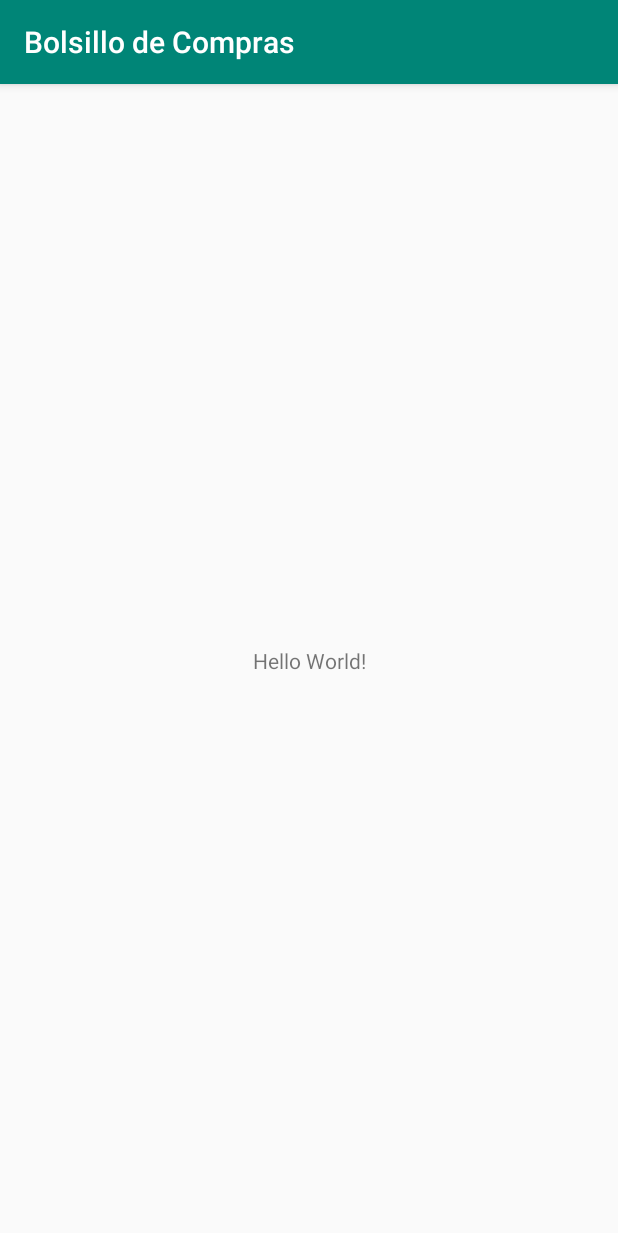
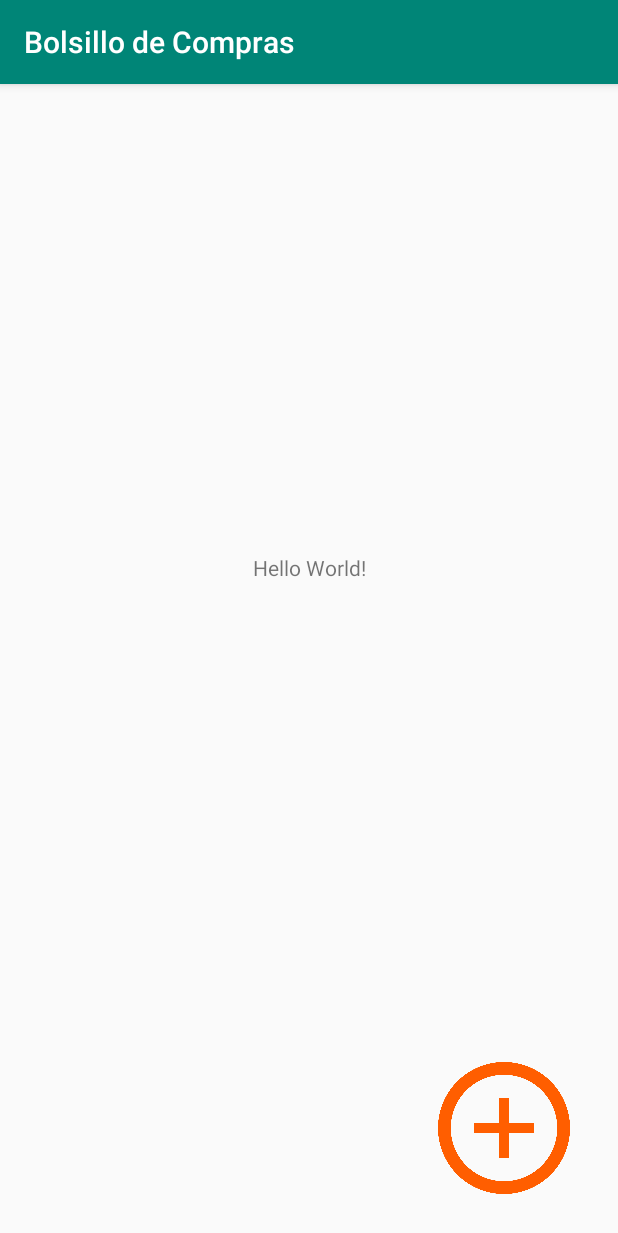
Before and after one commit to raulignacio710/BolsillodeCompras, an Android app: the screen it shows after launch (MainActivity), on a phone screen of 412 x 824 dp. Shown: the top 1233 px of the screen. Run offline under Robolectric (Android 15) with nearby library versions, the phone set to English and light mode, and no system bars.

Commit message:
Bolsillo de Compras v1.1

```diff
--- a/BolsillodeCompras/app/build.gradle
+++ b/BolsillodeCompras/app/build.gradle
@@ -22,6 +22,7 @@ dependencies {
     implementation fileTree(dir: 'libs', include: ['*.jar'])
     implementation 'androidx.appcompat:appcompat:1.0.2'
     implementation 'androidx.constraintlayout:constraintlayout:1.1.3'
+    implementation 'com.google.android.material:material:1.0.0'
     testImplementation 'junit:junit:4.12'
     androidTestImplementation 'androidx.test:runner:1.1.1'
     androidTestImplementation 'androidx.test.espresso:espresso-core:3.1.1'
--- a/BolsillodeCompras/app/src/main/AndroidManifest.xml
+++ b/BolsillodeCompras/app/src/main/AndroidManifest.xml
@@ -12,6 +12,10 @@
         android:roundIcon="@mipmap/ic_launcher_round"
         android:supportsRtl="true"
         android:theme="@style/AppTheme">
+        <activity
+            android:name=".ListaMain"
+            android:label="@string/title_activity_lista_main"
+            android:theme="@style/AppTheme.NoActionBar"></activity>
         <activity android:name=".MainActivity">
             <intent-filter>
                 <action android:name="android.intent.action.MAIN" />
--- a/BolsillodeCompras/app/src/main/java/com/example/bolsillodecompras/MainActivity.java
+++ b/BolsillodeCompras/app/src/main/java/com/example/bolsillodecompras/MainActivity.java
@@ -2,7 +2,10 @@ package com.example.bolsillodecompras;
 
 import androidx.appcompat.app.AppCompatActivity;
 
+import android.content.Intent;
 import android.os.Bundle;
+import android.widget.Toast;
+import android.view.View;
 
 public class MainActivity extends AppCompatActivity {
 
@@ -11,4 +14,9 @@ public class MainActivity extends AppCompatActivity {
         super.onCreate(savedInstanceState);
         setContentView(R.layout.activity_main);
     }
+    public void mostrar (View v){
+        Toast.makeText(this,"JIJI me presionaste", Toast.LENGTH_LONG).show();
+        Intent nueva = new Intent(this,ListaMain.class);
+        startActivity(nueva);
+    }
 }
--- a/BolsillodeCompras/app/src/main/res/layout/activity_main.xml
+++ b/BolsillodeCompras/app/src/main/res/layout/activity_main.xml
@@ -7,12 +7,26 @@
     tools:context=".MainActivity">
 
     <TextView
+        android:id="@+id/textView"
         android:layout_width="wrap_content"
         android:layout_height="wrap_content"
+        android:layout_marginBottom="8dp"
         android:text="Hello World!"
-        app:layout_constraintBottom_toBottomOf="parent"
+        app:layout_constraintBottom_toTopOf="@+id/button_1"
         app:layout_constraintLeft_toLeftOf="parent"
         app:layout_constraintRight_toRightOf="parent"
         app:layout_constraintTop_toTopOf="parent" />
 
+    <Button
+        android:id="@+id/button_1"
+        android:layout_width="88dp"
+        android:layout_height="88dp"
+        android:layout_marginEnd="32dp"
+        android:layout_marginRight="32dp"
+        android:layout_marginBottom="28dp"
+        android:background="@drawable/agregar"
+        android:onClick="mostrar"
+        app:layout_constraintBottom_toBottomOf="parent"
+        app:layout_constraintEnd_toEndOf="parent" />
+
 </androidx.constraintlayout.widget.ConstraintLayout>
--- /dev/null
+++ b/BolsillodeCompras/app/src/main/res/values/dimens.xml
@@ -0,0 +1,3 @@
+<resources>
+    <dimen name="fab_margin">16dp</dimen>
+</resources>
--- a/BolsillodeCompras/app/src/main/res/values/strings.xml
+++ b/BolsillodeCompras/app/src/main/res/values/strings.xml
@@ -1,3 +1,4 @@
 <resources>
     <string name="app_name">Bolsillo de Compras</string>
+    <string name="title_activity_lista_main">Lista</string>
 </resources>
--- a/BolsillodeCompras/app/src/main/res/values/styles.xml
+++ b/BolsillodeCompras/app/src/main/res/values/styles.xml
@@ -8,4 +8,13 @@
         <item name="colorAccent">@color/colorAccent</item>
     </style>
 
+    <style name="AppTheme.NoActionBar">
+        <item name="windowActionBar">false</item>
+        <item name="windowNoTitle">true</item>
+    </style>
+
+    <style name="AppTheme.AppBarOverlay" parent="ThemeOverlay.AppCompat.Dark.ActionBar" />
+
+    <style name="AppTheme.PopupOverlay" parent="ThemeOverlay.AppCompat.Light" />
+
 </resources>
```
Also changed, not shown: BolsillodeCompras/app/src/main/java/com/example/bolsillodecompras/ListaMain.java (added, +32 -0 lines), BolsillodeCompras/app/src/main/res/layout/activity_lista_main.xml (added, +33 -0 lines), BolsillodeCompras/app/src/main/res/layout/content_lista_main.xml (added, +11 -0 lines), BolsillodeCompras/app/src/main/res/drawable/agregar.png (added).
